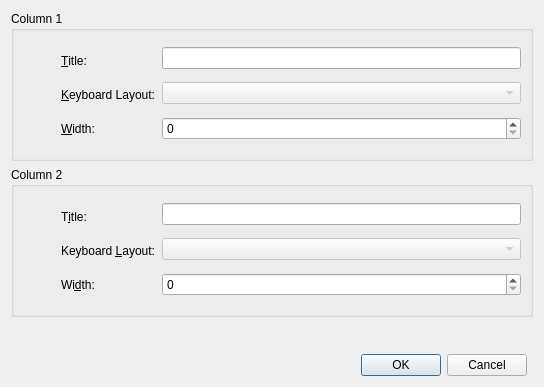
Old version of the form app/ui/dlglanguage.ui in the repository phedlund/WordQuiz.
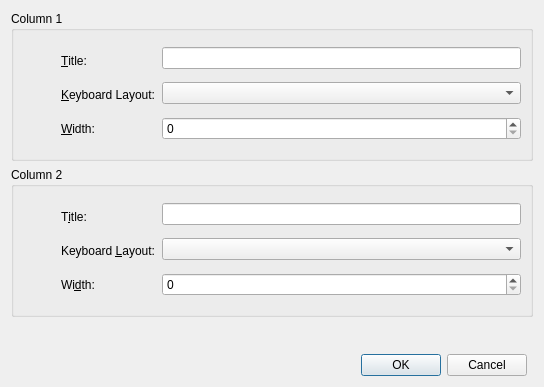
New version of the form. Icons and pictures are not drawn.

Commit message: Implement keyboard layout switching on OS X.

Diff of the .ui file:
```diff
--- a/app/ui/dlglanguage.ui
+++ b/app/ui/dlglanguage.ui
@@ -152,7 +152,7 @@
         <item>
          <widget class="QComboBox" name="column1LayoutComboBox">
           <property name="enabled">
-           <bool>false</bool>
+           <bool>true</bool>
           </property>
           <property name="toolTip">
            <string>Keyboard layout for the left column</string>
@@ -325,11 +325,7 @@
          </widget>
         </item>
         <item>
-         <widget class="QComboBox" name="column2LayoutComboBox">
-          <property name="enabled">
-           <bool>false</bool>
-          </property>
-         </widget>
+         <widget class="QComboBox" name="column2LayoutComboBox"/>
         </item>
         <item>
          <widget class="QSpinBox" name="column2WidthSpinBox">
```
The commit also changes 4 other files.
